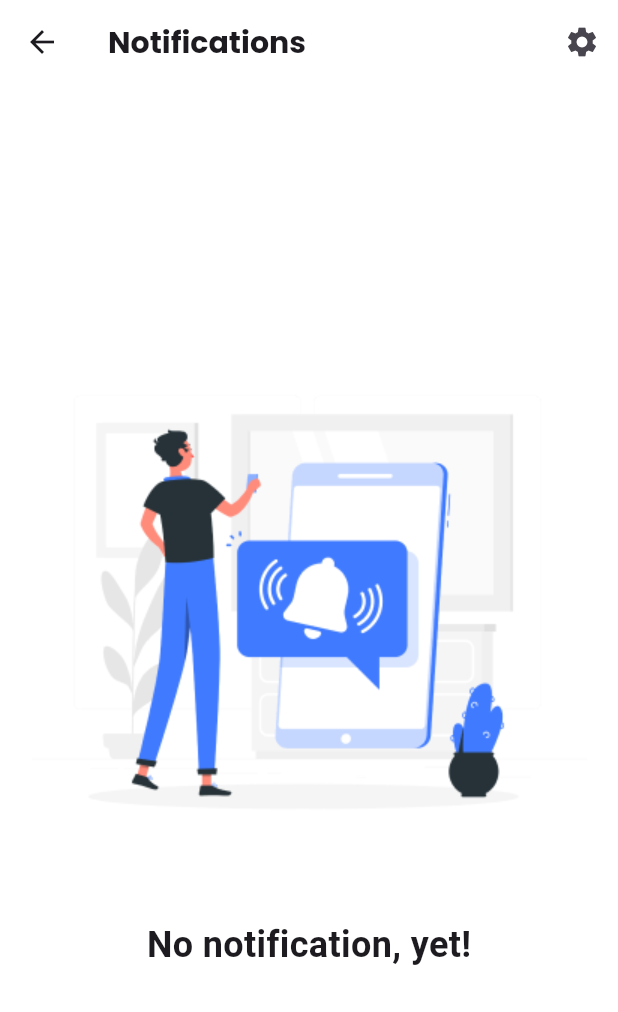
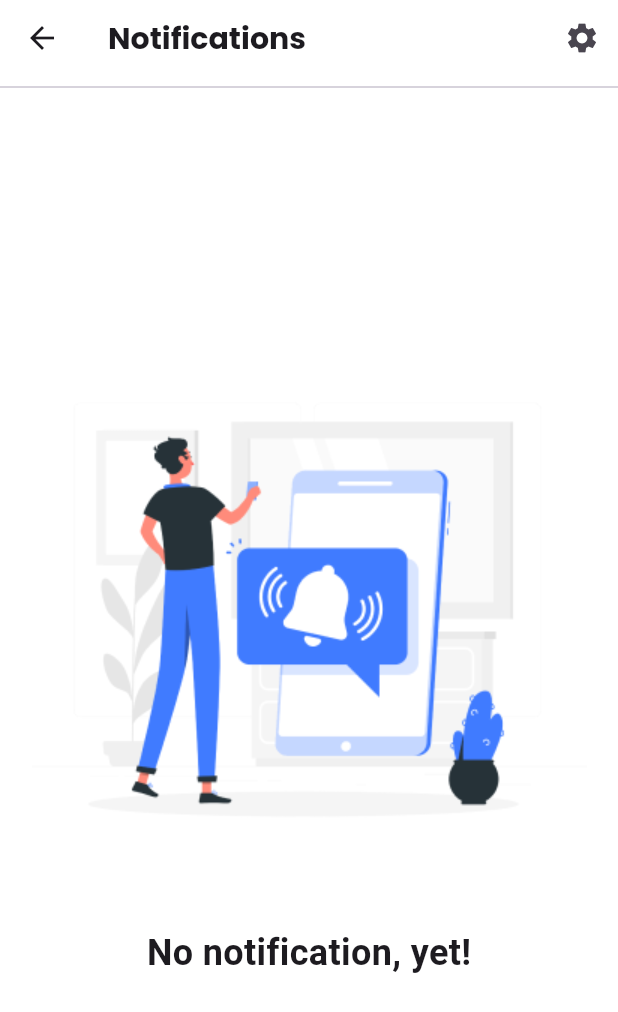
Before and after one commit to H0SAM7/X-Ray, a Flutter app: the screen it shows after launch, after a tap on "Start", after a tap on the "notifications" icon, on a phone screen of 412 x 824 dp. Shown: the top 1012 px of the screen. Run offline on Flutter 3.47's test engine with Material 3 defaults, Android fonts, the light colour scheme and no system bars; our stand-ins replace bloc, cloud_firestore, firebase_auth, firebase_core, firebase_messaging, flutter_bloc and 10 more; missing offline and left inert: flutter_timer_countdown, tflite_flutter; accounts and stored records are empty; network calls fail; project files that could hold a hidden picture were left out; key blocks and very long unbroken strings in the code were emptied for the run.

Commit message:
notifications done

```diff
--- a/lib/core/routes/app_routes.dart
+++ b/lib/core/routes/app_routes.dart
@@ -8,7 +8,7 @@ import 'package:x_ray2/fetures/auth/presentation/views/register_view.dart';
 import 'package:x_ray2/fetures/auth/presentation/views/verification_view.dart';
 import 'package:x_ray2/fetures/home/views/history_view.dart';
 import 'package:x_ray2/fetures/home/views/home_view.dart';
-import 'package:x_ray2/fetures/home/views/notifi_view.dart';
+import 'package:x_ray2/fetures/Notifications/views/notifi_view.dart';
 import 'package:x_ray2/fetures/splash/views/start_view.dart';
 import 'package:x_ray2/navigation_bar.dart';
 
--- /dev/null
+++ b/lib/fetures/Notifications/send_notifications_view.dart
@@ -0,0 +1,141 @@
+import 'dart:convert';
+import 'dart:developer';
+import 'package:firebase_messaging/firebase_messaging.dart';
+import 'package:flutter/material.dart';
+import 'package:flutter/services.dart' show rootBundle;
+import 'package:googleapis_auth/auth_io.dart';
+import 'package:http/http.dart' as http;
+import 'package:rflutter_alert/rflutter_alert.dart';
+import 'package:x_ray2/constants.dart';
+import 'package:x_ray2/core/widgets/custom_alert.dart';
+import 'package:x_ray2/core/widgets/custom_button.dart';
+import 'package:x_ray2/fetures/Notifications/services/send_notifications.dart';
+import 'package:x_ray2/fetures/auth/presentation/widgets/custom_text_field.dart';
+
+class NotifactionsSendView extends StatefulWidget {
+  const NotifactionsSendView({super.key});
+
+  @override
+  _NotifactionsSendViewState createState() => _NotifactionsSendViewState();
+}
+
+class _NotifactionsSendViewState extends State<NotifactionsSendView> {
+  final TextEditingController titleController = TextEditingController();
+  final TextEditingController subTitlecontroller = TextEditingController();
+
+  String accessToken = '';
+
+  getToken() async {
+    var mytoken = await FirebaseMessaging.instance.getToken();
+    log(mytoken.toString());
+  }
+
+  @override
+  void initState() {
+    getToken();
+    super.initState();
+    getAccessToken();
+  }
+
+  Future<void> getAccessToken() async {
+    try {
+      final serviceAccountJson = await rootBundle.loadString(
+          'assets/files/x-ray-2c7c1-firebase-adminsdk-797z4-9805dcd09d.json');
+
+      final accountCredentials = ServiceAccountCredentials.fromJson(
+        json.decode(serviceAccountJson),
+      );
+
+      const scopes = ['https://www.googleapis.com/auth/firebase.messaging'];
+
+      final client = http.Client();
+      try {
+        final accessCredentials =
+            await obtainAccessCredentialsViaServiceAccount(
+          accountCredentials,
+          scopes,
+          client,
+        );
+
+        setState(() {
+          accessToken = accessCredentials.accessToken.data;
+        });
+
+        log('Access Token: $accessToken');
+      } catch (e) {
+        log('Error obtaining access token: $e');
+      } finally {
+        client.close();
+      }
+    } catch (e) {
+      log('Error loading service account JSON: $e');
+    }
+  }
+
+  @override
+  void dispose() {
+    titleController.dispose();
+    subTitlecontroller.dispose();
+    super.dispose();
+  }
+
+  @override
+  Widget build(BuildContext context) {
+    return Scaffold(
+      appBar: AppBar(
+        title: Text('Access Token Example'),
+      ),
+      body: Column(
+        children: [
+          CustomTextFrom(
+            hint: '',
+            label: "title",
+            onChanged: (value) {
+              titleController.text = value;
+            },
+          ),
+          CustomTextFrom(
+            hint: '',
+            label: "subtitle",
+            onChanged: (value) {
+              subTitlecontroller.text = value;
+            },
+          ),
+          CustomButton(
+            label: 'Send',
+            color: blueColor,
+            txtColor: Colors.white,
+            onTap: () async {
+              try {
+                await NotificationsServices().sendNotification(
+                    titleController.text, subTitlecontroller.text, accessToken);
+                showCustomAlert(
+                    context: context,
+                    type: AlertType.success,
+                    title: '',
+                    description: 'Send done',
+                    onPressed: () {
+                      Navigator.pop(context);
+                    },
+                    actionTitle: 'Ok');
+                log('send message done');
+              } catch (e) {
+                log('send message err:$e');
+              }
+            },
+          ),
+          IconButton(
+              onPressed: () async {
+                await NotificationsServices().sendNotification(
+                    'welcome', 'can i help you?', accessToken);
+                log('send message done');
+              },
+              icon: Icon(
+                Icons.import_contacts,
+                size: 150,
+              )),
+        ],
+      ),
+    );
+  }
+}
--- /dev/null
+++ b/lib/fetures/Notifications/views/notifi_view.dart
@@ -0,0 +1,161 @@
+import 'dart:async';
+import 'dart:convert';
+import 'dart:developer';
+import 'package:firebase_auth/firebase_auth.dart';
+import 'package:firebase_messaging/firebase_messaging.dart';
+import 'package:flutter/material.dart';
+import 'package:shared_preferences/shared_preferences.dart';
+import 'package:x_ray2/core/utils/app_styles.dart';
+import 'package:x_ray2/fetures/Notifications/views/widgets/no_notifi_view.dart';
+import 'package:x_ray2/fetures/Notifications/views/widgets/notifi_list_view.dart';
+import 'package:x_ray2/fetures/splash/views/start_view.dart';
+
+class NotifiView extends StatefulWidget {
+  const NotifiView({super.key});
+  static String id = 'NotifiView';
+
+  @override
+  State<NotifiView> createState() => _NotifiViewState();
+}
+
+class _NotifiViewState extends State<NotifiView> {
+  String? notificationTitle;
+  String? notificationBody;
+  List<Map<String, String>> _notifications = [];
+  Timer? _clearNotificationTimer;
+
+  Future<void> storeNotifications(
+      List<Map<String, String>> notifications) async {
+    final prefs = await SharedPreferences.getInstance();
+    List<String> notificationsAsString =
+        notifications.map((notification) => jsonEncode(notification)).toList();
+    await prefs.setStringList('notifications', notificationsAsString);
+  }
+
+  Future<void> loadNotifications() async {
+    final prefs = await SharedPreferences.getInstance();
+    List<String>? storedNotifications = prefs.getStringList('notifications');
+
+    if (storedNotifications != null) {
+      setState(() {
+        _notifications = storedNotifications
+            .map((notificationString) =>
+                Map<String, String>.from(jsonDecode(notificationString)))
+            .toList();
+      });
+    }
+  }
+
+  void startClearNotificationTimer() {
+    _clearNotificationTimer?.cancel(); // Cancel any previous timer
+    _clearNotificationTimer = Timer(Duration(days: 7), () async {
+      final prefs = await SharedPreferences.getInstance();
+      await prefs.remove('notifications');
+      setState(() {
+        _notifications.clear();
+      });
+    });
+  }
+
+  @override
+  void dispose() {
+    _clearNotificationTimer?.cancel();
+    super.dispose();
+  }
+
+  @override
+  void initState() {
+    super.initState();
+    loadNotifications();
+
+    //getToken();
+    FirebaseMessaging.onMessage.listen((RemoteMessage message) {
+      log('Got a message whilst in the foreground!');
+      log('Message data: ${message.data}');
+
+      // Check if the message contains a notification
+      if (message.notification != null) {
+        log('Message also contained a notification: ${message.notification!.body}');
+        String title = message.notification!.title ?? "No Title";
+        String body = message.notification!.body ?? "No Body";
+
+        setState(() {
+          // Add the new notification to the list
+          _notifications.add({'title': title, 'body': body});
+        });
+        storeNotifications(_notifications);
+
+        // Clear notifications after a temporary period
+        startClearNotificationTimer();
+      }
+    });
+  }
+
+  @override
+  Widget build(BuildContext context) {
+    return Scaffold(
+      backgroundColor: Colors.white,
+      appBar: AppBar(
+        backgroundColor: Colors.white,
+        elevation: 0,
+        bottom: PreferredSize(
+          preferredSize: Size.fromHeight(10.0),
+          child: Divider(),
+        ),
+        title: Text(
+          'Notifications',
+          style: AppStyles.poppinsStylebold20,
+        ),
+        actions: [
+          IconButton(
+            icon: Icon(Icons.settings),
+            onPressed: () {
+              showMenu(
+                context: context,
+                position: RelativeRect.fromLTRB(100, 100, 0, 0),
+                items: [
+                  PopupMenuItem(
+                    child: TextButton.icon(
+                        label: Text('Clear All'),
+                        onPressed: () async {
+                          final prefs = await SharedPreferences.getInstance();
+                          await prefs.remove('notifications');
+                          setState(() {
+                            _notifications.clear();
+                          });
+                        },
+                        icon: Icon(Icons.logout)),
+                  ),
+                  PopupMenuItem(
+                    child: TextButton.icon(
+                        label: Text('log out'),
+                        onPressed: () async {
+                          await FirebaseAuth.instance.signOut();
+                          Navigator.pushReplacementNamed(context, StartView.id);
+                        },
+                        icon: Icon(Icons.logout)),
+                  ),
+                ],
+              );
+            },
+          ),
+        ],
+      ),
+      body: Center(
+        child: (_notifications.isNotEmpty)
+            ? Column(
+                mainAxisAlignment: MainAxisAlignment.start,
+                children: [
+                  Divider(),
+                  Expanded(
+                    child: NotifiListView(
+                      notificationsList: _notifications,
+                    ),
+                  ),
+                ],
+              )
+            : NoNoitifiView(),
+      ),
+    );
+  }
+}
--- /dev/null
+++ b/lib/fetures/Notifications/views/widgets/no_notifi_view.dart
@@ -0,0 +1,28 @@
+import 'package:flutter/material.dart';
+import 'package:x_ray2/core/utils/assets.dart';
+
+class NoNoitifiView extends StatelessWidget {
+  const NoNoitifiView({
+    super.key,
+  });
+
+  @override
+  Widget build(BuildContext context) {
+    return Column(
+       mainAxisAlignment: MainAxisAlignment.center,
+      crossAxisAlignment: CrossAxisAlignment.center,
+      children: [
+
+        Align(
+
+          child: Image.asset(Assets.imagesNotifications)),
+        SizedBox(height: 20),
+        Text(
+          'No notification, yet!',
+          style: TextStyle(fontSize: 24, fontWeight: FontWeight.bold),
+        ),
+             SizedBox(height: 10),
+      ],
+    );
+  }
+}
--- a/lib/fetures/home/views/history_view.dart
+++ b/lib/fetures/home/views/history_view.dart
@@ -43,6 +43,7 @@ elevation: 0,
           style: AppStyles.poppinsStylebold20,
         ),
         actions: [
+
           IconButton(
             icon: Icon(Icons.settings),
             onPressed: () {
@@ -68,6 +69,7 @@ elevation: 0,
       body: SafeArea(
         child: Column(
           children: [
+              Divider(),
             history == null || history!.isEmpty
                 ? Expanded(
                     child: Center(child: Image.asset(Assets.imagesNohistory)))
--- a/lib/fetures/home/views/home_view.dart
+++ b/lib/fetures/home/views/home_view.dart
@@ -3,13 +3,15 @@ import 'package:x_ray2/constants.dart';
 import 'package:x_ray2/core/utils/app_styles.dart';
 import 'package:x_ray2/fetures/ai/views/ml_model.dart';
 import 'package:x_ray2/fetures/home/views/history_view.dart';
-import 'package:x_ray2/fetures/home/views/notifi_view.dart';
+import 'package:x_ray2/fetures/Notifications/views/notifi_view.dart';
 
 class HomeView extends StatelessWidget {
   const HomeView({super.key});
   static String id = 'HomeView';
+
   @override
   Widget build(BuildContext context) {
+
     return Scaffold(
       backgroundColor: Colors.white,
       appBar: AppBar(
@@ -32,18 +34,19 @@ class HomeView extends StatelessWidget {
       body: Column(
         crossAxisAlignment: CrossAxisAlignment.start,
         children: [
+            Divider(),
           Padding(
               padding: const EdgeInsets.all(8.0),
               child: Column(
                 crossAxisAlignment: CrossAxisAlignment.start,
                 children: [
                   Text(
-                    'Hello, Hosam',
+                    'Hello, Welcom To My Doctor',
                     style:
                         AppStyles.poppinsStylebold20.copyWith(color: blueColor),
                   ),
                   Text(
-                    'Welcom To My Doctor App',
+                    ' How are Today ?',
                     style: AppStyles.style12.copyWith(
                       fontSize: 15,
                     ),
--- a/lib/fetures/home/views/notifi_view.dart
+++ /dev/null
@@ -1,104 +0,0 @@
-import 'dart:developer';
-
-import 'package:firebase_auth/firebase_auth.dart';
-import 'package:firebase_core/firebase_core.dart';
-import 'package:firebase_messaging/firebase_messaging.dart';
-import 'package:flutter/material.dart';
-import 'package:google_api_availability/google_api_availability.dart';
-import 'package:x_ray2/core/utils/app_styles.dart';
-import 'package:x_ray2/core/utils/assets.dart';
-import 'package:x_ray2/fetures/splash/views/start_view.dart';
-
-class NotifiView extends StatefulWidget {
-  const NotifiView({super.key});
-  static String id = 'NotifiView';
-
-  @override
-  State<NotifiView> createState() => _NotifiViewState();
-}
-
-class _NotifiViewState extends State<NotifiView> {
-//   getToken() async {
-//     // String? token = await FirebaseMessaging.instance.getToken();
-//     // log(token ?? '');
-//     FirebaseMessaging.instance.getToken().then((String? token) {
-//   assert(token != null);
-//   log("FCM Token: $token");
-// });
-//   }
-//   Future<void> checkGooglePlayServices() async {
-//     GooglePlayServicesAvailability availability;
-
-//     try {
-//       availability = await GoogleApiAvailability.instance
-//           .checkGooglePlayServicesAvailability();
-//       if (availability == GooglePlayServicesAvailability.success) {
-//         log('Google Play Services are available.');
-//       } else {
-//         log('Google Play Services are not available: $availability');
-//       }
-//     } catch (e) {
-//       log('Error occurred while checking Google Play Services: $e');
-//     }
-//   }
-
-  @override
-  void initState() {
-
-    super.initState();
-    //getToken();
-  }
-
-  @override
-  Widget build(BuildContext context) {
-    return Scaffold(
-      backgroundColor: Colors.white,
-      appBar: AppBar(
-        backgroundColor: Colors.white,
-        elevation: 0,
-        title: Text(
-          'Notifications',
-          style: AppStyles.poppinsStylebold20,
-        ),
-        actions: [
-          IconButton(
-            icon: Icon(Icons.settings),
-            onPressed: () {
-              showMenu(
-                context: context,
-                position: RelativeRect.fromLTRB(100, 100, 0, 0),
-                items: [
-                  PopupMenuItem(
-                    child: TextButton.icon(
-                        label: Text('log out'),
-                        onPressed: () async {
-                          await FirebaseAuth.instance.signOut();
-                          Navigator.pushReplacementNamed(context, StartView.id);
-                        },
-                        icon: Icon(Icons.logout)),
-                  ),
-                ],
-              );
-            },
-          ),
-        ],
-      ),
-      body: Center(
-        child: Column(
-          mainAxisAlignment: MainAxisAlignment.center,
-          children: [
-            Image.asset(
-                Assets.imagesNotifications), // Replace with your image asset
-            SizedBox(height: 20),
-            Text(
-              'No notification, yet!',
-              style: TextStyle(fontSize: 24, fontWeight: FontWeight.bold),
-            ),
-            SizedBox(height: 10),
-            // NotificationMessage()
-          ],
-        ),
-      ),
-    );
-  }
-}
--- a/lib/main.dart
+++ b/lib/main.dart
@@ -1,3 +1,4 @@
+import 'package:firebase_messaging/firebase_messaging.dart';
 import 'package:flutter/material.dart';
 import 'package:flutter_bloc/flutter_bloc.dart';
 import 'package:x_ray2/bloc_observer.dart';
@@ -8,6 +9,7 @@ import 'package:x_ray2/fetures/auth/manager/auth_cubit/auth_cubit.dart';
 import 'package:x_ray2/firebase_options.dart';
 import 'package:firebase_core/firebase_core.dart';
 import 'package:hive_flutter/hive_flutter.dart';
+
 
 void main() async {
     await Hive.initFlutter();
@@ -20,7 +22,12 @@ void main() async {
   await Firebase.initializeApp(
     options: DefaultFirebaseOptions.currentPlatform,
   );
-
+  FirebaseMessaging messaging = FirebaseMessaging.instance;
+  NotificationSettings settings = await messaging.requestPermission(
+    alert: true,
+    badge: true,
+    sound: true,
+  );
   runApp(const MyApp());
 }
 
--- a/lib/navigation_bar.dart
+++ b/lib/navigation_bar.dart
@@ -5,8 +5,8 @@ import 'package:flutter/material.dart';
 import 'package:x_ray2/fetures/ai/views/save_data.dart';
 import 'package:x_ray2/fetures/home/views/history_view.dart';
 import 'package:x_ray2/fetures/home/views/home_view.dart';
-import 'package:x_ray2/fetures/home/views/notifi_view.dart';
-import 'package:x_ray2/temp/test.dart';
+import 'package:x_ray2/fetures/Notifications/views/notifi_view.dart';
+import 'package:x_ray2/fetures/Notifications/send_notifications_view.dart';
 
 class CustomBottomNavigationBar extends StatefulWidget {
   static String id = 'CustomBottomNavigationBar';
@@ -24,7 +24,7 @@ class _CustomBottomNavigationBarState extends State<CustomBottomNavigationBar> {
     HomeView(),
     HistoryView(),
     NotifiView(),
-    // MyHomePage()
+    NotifactionsSendView()
   ];
 
   void _onItemTapped(int index) {
@@ -60,7 +60,7 @@ class _CustomBottomNavigationBarState extends State<CustomBottomNavigationBar> {
           _buildBottomNavigationBarItem(Icons.history, 'history', 1),
           _buildBottomNavigationBarItem(
               Icons.notifications, 'Notifications', 2),
-         // _buildBottomNavigationBarItem(Icons.notifications, 'test', 2),
+     _buildBottomNavigationBarItem(Icons.notifications, 'test', 2),
         ],
         currentIndex: _selectedIndex,
         selectedItemColor: Colors.blue,
```
Also changed, not shown: lib/fetures/Notifications/services/send_notifications.dart (added, +42 -0 lines), lib/fetures/Notifications/views/widgets/notifi_list_view.dart (added, +20 -0 lines), lib/fetures/Notifications/views/widgets/notifi_view_item.dart (added, +37 -0 lines), lib/fetures/auth/presentation/views/add_detailes_view.dart (+13 -7 lines), lib/fetures/auth/presentation/views/register_view.dart (+5 -2 lines), lib/services/send_notifications.dart (deleted, +0 -47 lines), lib/temp/test.dart (deleted, +0 -86 lines), lib/core/keys/keys.dart (added).
